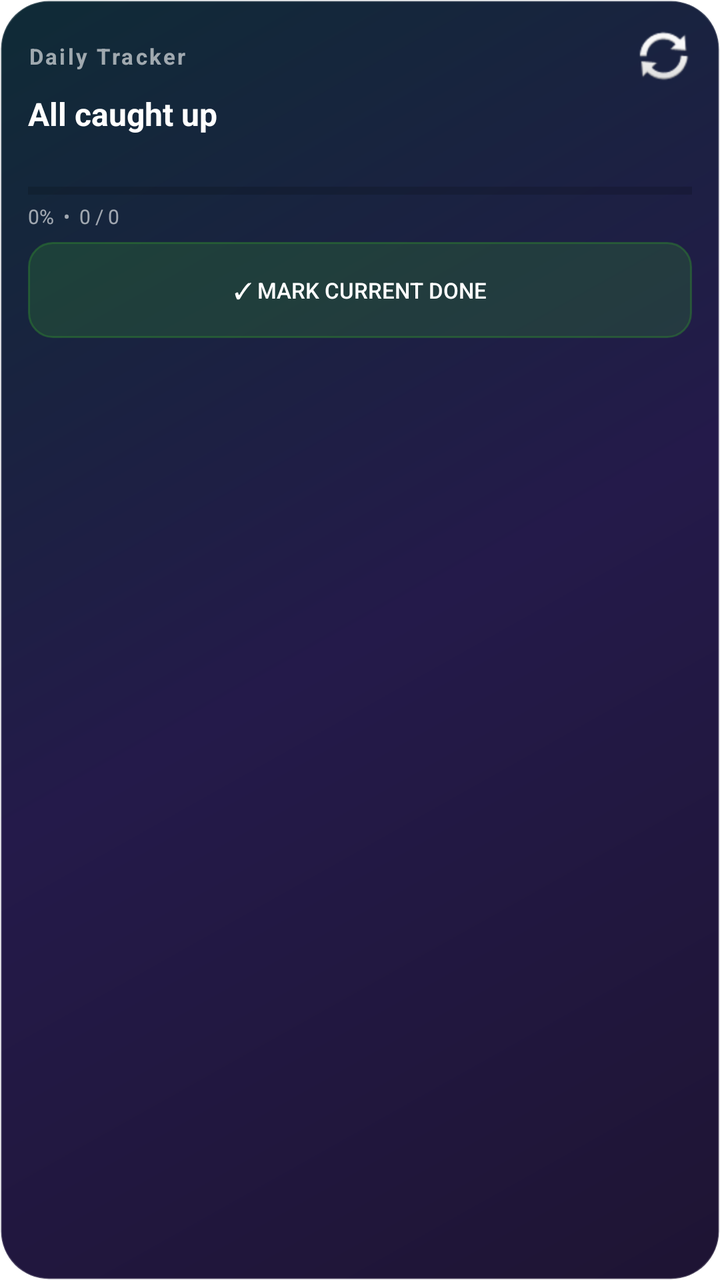
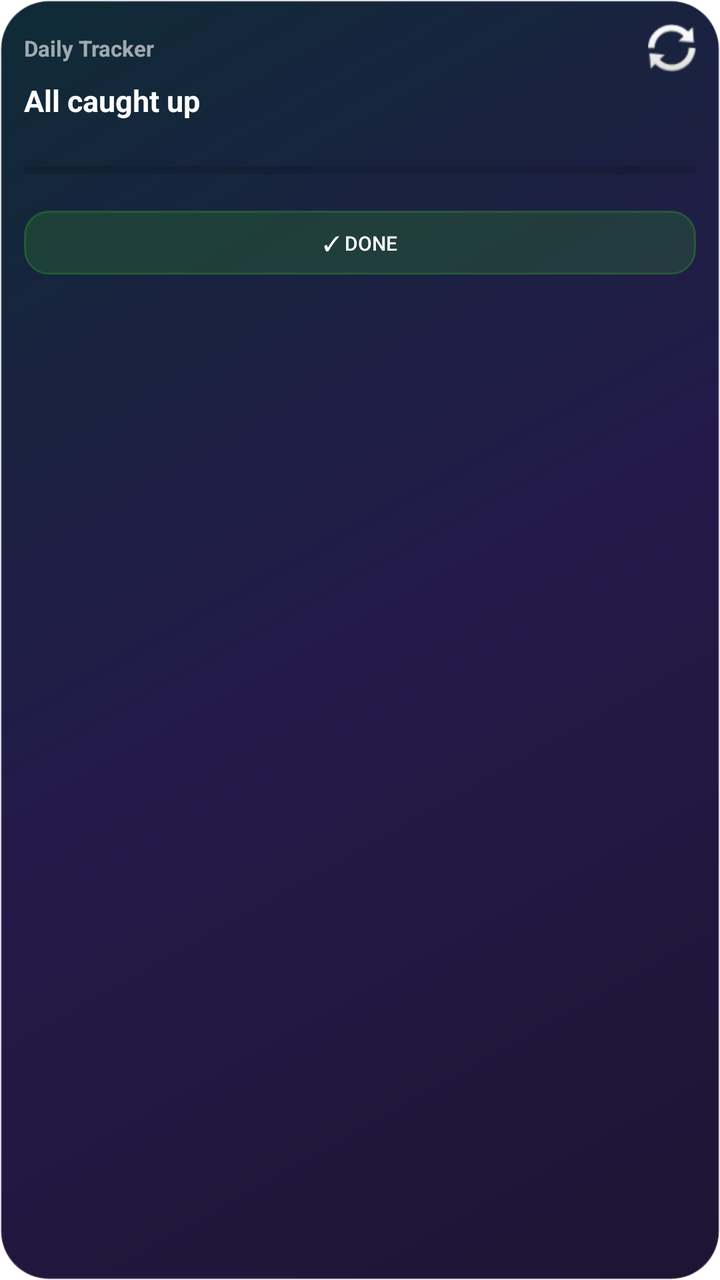

An Android layout rendered at two revisions. The XML below is the earlier revision; the diff shows what the commit changed to produce the second picture.
<!-- AndroidManifest.xml: fallback theme Theme.MaterialComponents.DayNight.NoActionBar -->
<!-- res/layout/daily_tracker_widget.xml -->
<?xml version="1.0" encoding="utf-8"?>
<LinearLayout xmlns:android="http://schemas.android.com/apk/res/android"
    android:id="@+id/widget_root"
    android:layout_width="match_parent"
    android:layout_height="match_parent"
    android:orientation="vertical"
    android:padding="14dp"
    android:background="@drawable/widget_background">

    
    <LinearLayout
        android:layout_width="match_parent"
        android:layout_height="wrap_content"
        android:orientation="horizontal"
        android:gravity="center_vertical">

        <TextView
            android:id="@+id/widget_app_name"
            android:layout_width="0dp"
            android:layout_height="wrap_content"
            android:layout_weight="1"
            android:text="Daily Tracker"
            android:textSize="11sp"
            android:textStyle="bold"
            android:textColor="#99FFFFFF"
            android:maxLines="1"
            android:letterSpacing="0.1" />

        <ImageButton
            android:id="@+id/widget_refresh_btn"
            android:layout_width="28dp"
            android:layout_height="28dp"
            android:padding="4dp"
            android:background="@android:color/transparent"
            android:src="@android:drawable/ic_popup_sync"
            android:contentDescription="Refresh" />
    </LinearLayout>

    
    <TextView
        android:id="@+id/widget_title"
        android:layout_width="match_parent"
        android:layout_height="wrap_content"
        android:layout_marginTop="4dp"
        android:text="All caught up"
        android:textSize="16sp"
        android:textStyle="bold"
        android:textColor="#FFFFFFFF"
        android:maxLines="1"
        android:ellipsize="end" />

    <TextView
        android:id="@+id/widget_subtitle"
        android:layout_width="match_parent"
        android:layout_height="wrap_content"
        android:layout_marginTop="2dp"
        android:text=""
        android:textSize="11sp"
        android:textColor="#BBFFFFFF"
        android:maxLines="1"
        android:ellipsize="end" />

    
    <ProgressBar
        android:id="@+id/widget_progress"
        style="?android:attr/progressBarStyleHorizontal"
        android:layout_width="match_parent"
        android:layout_height="6dp"
        android:layout_marginTop="8dp"
        android:max="100"
        android:progress="0" />

    <TextView
        android:id="@+id/widget_progress_label"
        android:layout_width="match_parent"
        android:layout_height="wrap_content"
        android:layout_marginTop="3dp"
        android:text="0%  •  0 / 0"
        android:textSize="10sp"
        android:textColor="#99FFFFFF" />

    
    <TextView
        android:id="@+id/widget_qada"
        android:layout_width="match_parent"
        android:layout_height="wrap_content"
        android:layout_marginTop="4dp"
        android:text=""
        android:textSize="10sp"
        android:textColor="#FFEF5350"
        android:textStyle="bold"
        android:maxLines="1"
        android:ellipsize="end"
        android:visibility="gone" />

    
    <LinearLayout
        android:id="@+id/widget_prayer_section"
        android:layout_width="match_parent"
        android:layout_height="wrap_content"
        android:orientation="vertical"
        android:layout_marginTop="6dp"
        android:visibility="gone">

        <TextView
            android:layout_width="match_parent"
            android:layout_height="wrap_content"
            android:text="PRAYERS"
            android:textSize="9sp"
            android:textStyle="bold"
            android:textColor="#77FFFFFF"
            android:letterSpacing="0.15" />

        <LinearLayout android:id="@+id/widget_prayer1_row" android:layout_width="match_parent" android:layout_height="wrap_content" android:orientation="horizontal" android:gravity="center_vertical" android:layout_marginTop="3dp" android:visibility="gone">
            <ImageButton android:id="@+id/widget_prayer1_check" android:layout_width="22dp" android:layout_height="22dp" android:background="@android:color/transparent" android:src="@android:drawable/checkbox_off_background" android:contentDescription="Toggle" />
            <TextView android:id="@+id/widget_prayer1_text" android:layout_width="match_parent" android:layout_height="wrap_content" android:layout_marginStart="6dp" android:textSize="11sp" android:textColor="#DDFFFFFF" android:maxLines="1" android:ellipsize="end" />
        </LinearLayout>

        <LinearLayout android:id="@+id/widget_prayer2_row" android:layout_width="match_parent" android:layout_height="wrap_content" android:orientation="horizontal" android:gravity="center_vertical" android:layout_marginTop="2dp" android:visibility="gone">
            <ImageButton android:id="@+id/widget_prayer2_check" android:layout_width="22dp" android:layout_height="22dp" android:background="@android:color/transparent" android:src="@android:drawable/checkbox_off_background" android:contentDescription="Toggle" />
            <TextView android:id="@+id/widget_prayer2_text" android:layout_width="match_parent" android:layout_height="wrap_content" android:layout_marginStart="6dp" android:textSize="11sp" android:textColor="#DDFFFFFF" android:maxLines="1" android:ellipsize="end" />
        </LinearLayout>

        <LinearLayout android:id="@+id/widget_prayer3_row" android:layout_width="match_parent" android:layout_height="wrap_content" android:orientation="horizontal" android:gravity="center_vertical" android:layout_marginTop="2dp" android:visibility="gone">
            <ImageButton android:id="@+id/widget_prayer3_check" android:layout_width="22dp" android:layout_height="22dp" android:background="@android:color/transparent" android:src="@android:drawable/checkbox_off_background" android:contentDescription="Toggle" />
            <TextView android:id="@+id/widget_prayer3_text" android:layout_width="match_parent" android:layout_height="wrap_content" android:layout_marginStart="6dp" android:textSize="11sp" android:textColor="#DDFFFFFF" android:maxLines="1" android:ellipsize="end" />
        </LinearLayout>

        <LinearLayout android:id="@+id/widget_prayer4_row" android:layout_width="match_parent" android:layout_height="wrap_content" android:orientation="horizontal" android:gravity="center_vertical" android:layout_marginTop="2dp" android:visibility="gone">
            <ImageButton android:id="@+id/widget_prayer4_check" android:layout_width="22dp" android:layout_height="22dp" android:background="@android:color/transparent" android:src="@android:drawable/checkbox_off_background" android:contentDescription="Toggle" />
            <TextView android:id="@+id/widget_prayer4_text" android:layout_width="match_parent" android:layout_height="wrap_content" android:layout_marginStart="6dp" android:textSize="11sp" android:textColor="#DDFFFFFF" android:maxLines="1" android:ellipsize="end" />
        </LinearLayout>

        <LinearLayout android:id="@+id/widget_prayer5_row" android:layout_width="match_parent" android:layout_height="wrap_content" android:orientation="horizontal" android:gravity="center_vertical" android:layout_marginTop="2dp" android:visibility="gone">
            <ImageButton android:id="@+id/widget_prayer5_check" android:layout_width="22dp" android:layout_height="22dp" android:background="@android:color/transparent" android:src="@android:drawable/checkbox_off_background" android:contentDescription="Toggle" />
            <TextView android:id="@+id/widget_prayer5_text" android:layout_width="match_parent" android:layout_height="wrap_content" android:layout_marginStart="6dp" android:textSize="11sp" android:textColor="#DDFFFFFF" android:maxLines="1" android:ellipsize="end" />
        </LinearLayout>
    </LinearLayout>

    
    <LinearLayout
        android:id="@+id/widget_todo_section"
        android:layout_width="match_parent"
        android:layout_height="wrap_content"
        android:orientation="vertical"
        android:layout_marginTop="6dp"
        android:visibility="gone">

        <TextView
            android:layout_width="match_parent"
            android:layout_height="wrap_content"
            android:text="TODOS"
            android:textSize="9sp"
            android:textStyle="bold"
            android:textColor="#77FFFFFF"
            android:letterSpacing="0.15" />

        <LinearLayout android:id="@+id/widget_todo1_row" android:layout_width="match_parent" android:layout_height="wrap_content" android:orientation="horizontal" android:gravity="center_vertical" android:layout_marginTop="3dp" android:visibility="gone">
            <ImageButton android:id="@+id/widget_todo1_check" android:layout_width="22dp" android:layout_height="22dp" android:background="@android:color/transparent" android:src="@android:drawable/checkbox_off_background" android:contentDescription="Toggle" />
            <TextView android:id="@+id/widget_todo1_text" android:layout_width="match_parent" android:layout_height="wrap_content" android:layout_marginStart="6dp" android:textSize="11sp" android:textColor="#DDFFFFFF" android:maxLines="1" android:ellipsize="end" />
        </LinearLayout>

        <LinearLayout android:id="@+id/widget_todo2_row" android:layout_width="match_parent" android:layout_height="wrap_content" android:orientation="horizontal" android:gravity="center_vertical" android:layout_marginTop="2dp" android:visibility="gone">
            <ImageButton android:id="@+id/widget_todo2_check" android:layout_width="22dp" android:layout_height="22dp" android:background="@android:color/transparent" android:src="@android:drawable/checkbox_off_background" android:contentDescription="Toggle" />
            <TextView android:id="@+id/widget_todo2_text" android:layout_width="match_parent" android:layout_height="wrap_content" android:layout_marginStart="6dp" android:textSize="11sp" android:textColor="#DDFFFFFF" android:maxLines="1" android:ellipsize="end" />
        </LinearLayout>

        <LinearLayout android:id="@+id/widget_todo3_row" android:layout_width="match_parent" android:layout_height="wrap_content" android:orientation="horizontal" android:gravity="center_vertical" android:layout_marginTop="2dp" android:visibility="gone">
            <ImageButton android:id="@+id/widget_todo3_check" android:layout_width="22dp" android:layout_height="22dp" android:background="@android:color/transparent" android:src="@android:drawable/checkbox_off_background" android:contentDescription="Toggle" />
            <TextView android:id="@+id/widget_todo3_text" android:layout_width="match_parent" android:layout_height="wrap_content" android:layout_marginStart="6dp" android:textSize="11sp" android:textColor="#DDFFFFFF" android:maxLines="1" android:ellipsize="end" />
        </LinearLayout>
    </LinearLayout>

    
    <Button
        android:id="@+id/widget_done_btn"
        android:layout_width="match_parent"
        android:layout_height="wrap_content"
        android:layout_marginTop="6dp"
        android:text="✓ Mark current done"
        android:textSize="11sp"
        android:textColor="#FFFFFFFF"
        android:background="@drawable/widget_button_bg"
        android:stateListAnimator="@null" />

</LinearLayout>
<!-- resources referenced by this layout -->
<resources>
  <!-- drawable widget_background (drawable) -->
  <?xml version="1.0" encoding="utf-8"?>
  <shape xmlns:android="http://schemas.android.com/apk/res/android"
      android:shape="rectangle">
      <gradient
          android:angle="135"
          android:startColor="#1E1433"
          android:centerColor="#241A4A"
          android:endColor="#0F2B36" />
      <corners android:radius="24dp" />
      <stroke android:width="1dp" android:color="#33FFFFFF" />
  </shape>
  <!-- drawable widget_button_bg (drawable) -->
  <?xml version="1.0" encoding="utf-8"?>
  <shape xmlns:android="http://schemas.android.com/apk/res/android"
      android:shape="rectangle">
      <solid android:color="#4D2E7D32" />
      <stroke android:width="1dp" android:color="#882E7D32" />
      <corners android:radius="12dp" />
  </shape>
</resources>

<!-- the commit's change to res/layout/daily_tracker_widget.xml (unified diff, before → after) -->
@@ -4,7 +4,7 @@
     android:layout_width="match_parent"
     android:layout_height="match_parent"
     android:orientation="vertical"
-    android:padding="14dp"
+    android:padding="12dp"
     android:background="@drawable/widget_background">
 
     
@@ -22,28 +22,24 @@
             android:text="Daily Tracker"
             android:textSize="11sp"
             android:textStyle="bold"
-            android:textColor="#99FFFFFF"
-            android:maxLines="1"
-            android:letterSpacing="0.1" />
+            android:textColor="#99FFFFFF" />
 
         <ImageButton
             android:id="@+id/widget_refresh_btn"
-            android:layout_width="28dp"
-            android:layout_height="28dp"
-            android:padding="4dp"
+            android:layout_width="24dp"
+            android:layout_height="24dp"
             android:background="@android:color/transparent"
             android:src="@android:drawable/ic_popup_sync"
             android:contentDescription="Refresh" />
     </LinearLayout>
 
-    
     <TextView
         android:id="@+id/widget_title"
         android:layout_width="match_parent"
         android:layout_height="wrap_content"
         android:layout_marginTop="4dp"
         android:text="All caught up"
-        android:textSize="16sp"
+        android:textSize="15sp"
         android:textStyle="bold"
         android:textColor="#FFFFFFFF"
         android:maxLines="1"
@@ -53,19 +49,17 @@
         android:id="@+id/widget_subtitle"
         android:layout_width="match_parent"
         android:layout_height="wrap_content"
-        android:layout_marginTop="2dp"
-        android:text=""
-        android:textSize="11sp"
-        android:textColor="#BBFFFFFF"
+        android:layout_marginTop="1dp"
+        android:textSize="10sp"
+        android:textColor="#AAFFFFFF"
         android:maxLines="1"
         android:ellipsize="end" />
 
-    
     <ProgressBar
         android:id="@+id/widget_progress"
         style="?android:attr/progressBarStyleHorizontal"
         android:layout_width="match_parent"
-        android:layout_height="6dp"
+        android:layout_height="4dp"
         android:layout_marginTop="8dp"
         android:max="100"
         android:progress="0" />
@@ -74,111 +68,68 @@
         android:id="@+id/widget_progress_label"
         android:layout_width="match_parent"
         android:layout_height="wrap_content"
-        android:layout_marginTop="3dp"
-        android:text="0%  •  0 / 0"
-        android:textSize="10sp"
-        android:textColor="#99FFFFFF" />
+        android:layout_marginTop="2dp"
+        android:textSize="9sp"
+        android:textColor="#88FFFFFF" />
 
-    
     <TextView
         android:id="@+id/widget_qada"
         android:layout_width="match_parent"
         android:layout_height="wrap_content"
         android:layout_marginTop="4dp"
-        android:text=""
-        android:textSize="10sp"
+        android:textSize="9sp"
         android:textColor="#FFEF5350"
         android:textStyle="bold"
         android:maxLines="1"
-        android:ellipsize="end"
         android:visibility="gone" />
 
     
-    <LinearLayout
-        android:id="@+id/widget_prayer_section"
-        android:layout_width="match_parent"
-        android:layout_height="wrap_content"
-        android:orientation="vertical"
-        android:layout_marginTop="6dp"
-        android:visibility="gone">
-
-        <TextView
-            android:layout_width="match_parent"
-            android:layout_height="wrap_content"
-            android:text="PRAYERS"
-            android:textSize="9sp"
-            android:textStyle="bold"
-            android:textColor="#77FFFFFF"
-            android:letterSpacing="0.15" />
-
-        <LinearLayout android:id="@+id/widget_prayer1_row" android:layout_width="match_parent" android:layout_height="wrap_content" android:orientation="horizontal" android:gravity="center_vertical" android:layout_marginTop="3dp" android:visibility="gone">
-            <ImageButton android:id="@+id/widget_prayer1_check" android:layout_width="22dp" android:layout_height="22dp" android:background="@android:color/transparent" android:src="@android:drawable/checkbox_off_background" android:contentDescription="Toggle" />
-            <TextView android:id="@+id/widget_prayer1_text" android:layout_width="match_parent" android:layout_height="wrap_content" android:layout_marginStart="6dp" android:textSize="11sp" android:textColor="#DDFFFFFF" android:maxLines="1" android:ellipsize="end" />
+    <LinearLayout android:id="@+id/widget_prayer_section" android:layout_width="match_parent" android:layout_height="wrap_content" android:orientation="vertical" android:layout_marginTop="4dp" android:visibility="gone">
+        <LinearLayout android:id="@+id/widget_prayer1_row" android:layout_width="match_parent" android:layout_height="wrap_content" android:orientation="horizontal" android:gravity="center_vertical" android:layout_marginTop="2dp" android:visibility="gone">
+            <ImageButton android:id="@+id/widget_prayer1_check" android:layout_width="20dp" android:layout_height="20dp" android:background="@android:color/transparent" android:src="@android:drawable/checkbox_off_background" android:contentDescription="Toggle" />
+            <TextView android:id="@+id/widget_prayer1_text" android:layout_width="match_parent" android:layout_height="wrap_content" android:layout_marginStart="4dp" android:textSize="10sp" android:textColor="#DDFFFFFF" android:maxLines="1" />
         </LinearLayout>
-
-        <LinearLayout android:id="@+id/widget_prayer2_row" android:layout_width="match_parent" android:layout_height="wrap_content" android:orientation="horizontal" android:gravity="center_vertical" android:layout_marginTop="2dp" android:visibility="gone">
-            <ImageButton android:id="@+id/widget_prayer2_check" android:layout_width="22dp" android:layout_height="22dp" android:background="@android:color/transparent" android:src="@android:drawable/checkbox_off_background" android:contentDescription="Toggle" />
-            <TextView android:id="@+id/widget_prayer2_text" android:layout_width="match_parent" android:layout_height="wrap_content" android:layout_marginStart="6dp" android:textSize="11sp" android:textColor="#DDFFFFFF" android:maxLines="1" android:ellipsize="end" />
+        <LinearLayout android:id="@+id/widget_prayer2_row" android:layout_width="match_parent" android:layout_height="wrap_content" android:orientation="horizontal" android:gravity="center_vertical" android:layout_marginTop="1dp" android:visibility="gone">
+            <ImageButton android:id="@+id/widget_prayer2_check" android:layout_width="20dp" android:layout_height="20dp" android:background="@android:color/transparent" android:src="@android:drawable/checkbox_off_background" android:contentDescription="Toggle" />
+            <TextView android:id="@+id/widget_prayer2_text" android:layout_width="match_parent" android:layout_height="wrap_content" android:layout_marginStart="4dp" android:textSize="10sp" android:textColor="#DDFFFFFF" android:maxLines="1" />
         </LinearLayout>
-
-        <LinearLayout android:id="@+id/widget_prayer3_row" android:layout_width="match_parent" android:layout_height="wrap_content" android:orientation="horizontal" android:gravity="center_vertical" android:layout_marginTop="2dp" android:visibility="gone">
-            <ImageButton android:id="@+id/widget_prayer3_check" android:layout_width="22dp" android:layout_height="22dp" android:background="@android:color/transparent" android:src="@android:drawable/checkbox_off_background" android:contentDescription="Toggle" />
-            <TextView android:id="@+id/widget_prayer3_text" android:layout_width="match_parent" android:layout_height="wrap_content" android:layout_marginStart="6dp" android:textSize="11sp" android:textColor="#DDFFFFFF" android:maxLines="1" android:ellipsize="end" />
+        <LinearLayout android:id="@+id/widget_prayer3_row" android:layout_width="match_parent" android:layout_height="wrap_content" android:orientation="horizontal" android:gravity="center_vertical" android:layout_marginTop="1dp" android:visibility="gone">
+            <ImageButton android:id="@+id/widget_prayer3_check" android:layout_width="20dp" android:layout_height="20dp" android:background="@android:color/transparent" android:src="@android:drawable/checkbox_off_background" android:contentDescription="Toggle" />
+            <TextView android:id="@+id/widget_prayer3_text" android:layout_width="match_parent" android:layout_height="wrap_content" android:layout_marginStart="4dp" android:textSize="10sp" android:textColor="#DDFFFFFF" android:maxLines="1" />
         </LinearLayout>
-
-        <LinearLayout android:id="@+id/widget_prayer4_row" android:layout_width="match_parent" android:layout_height="wrap_content" android:orientation="horizontal" android:gravity="center_vertical" android:layout_marginTop="2dp" android:visibility="gone">
-            <ImageButton android:id="@+id/widget_prayer4_check" android:layout_width="22dp" android:layout_height="22dp" android:background="@android:color/transparent" android:src="@android:drawable/checkbox_off_background" android:contentDescription="Toggle" />
-            <TextView android:id="@+id/widget_prayer4_text" android:layout_width="match_parent" android:layout_height="wrap_content" android:layout_marginStart="6dp" android:textSize="11sp" android:textColor="#DDFFFFFF" android:maxLines="1" android:ellipsize="end" />
+        <LinearLayout android:id="@+id/widget_prayer4_row" android:layout_width="match_parent" android:layout_height="wrap_content" android:orientation="horizontal" android:gravity="center_vertical" android:layout_marginTop="1dp" android:visibility="gone">
+            <ImageButton android:id="@+id/widget_prayer4_check" android:layout_width="20dp" android:layout_height="20dp" android:background="@android:color/transparent" android:src="@android:drawable/checkbox_off_background" android:contentDescription="Toggle" />
+            <TextView android:id="@+id/widget_prayer4_text" android:layout_width="match_parent" android:layout_height="wrap_content" android:layout_marginStart="4dp" android:textSize="10sp" android:textColor="#DDFFFFFF" android:maxLines="1" />
         </LinearLayout>
-
-        <LinearLayout android:id="@+id/widget_prayer5_row" android:layout_width="match_parent" android:layout_height="wrap_content" android:orientation="horizontal" android:gravity="center_vertical" android:layout_marginTop="2dp" android:visibility="gone">
-            <ImageButton android:id="@+id/widget_prayer5_check" android:layout_width="22dp" android:layout_height="22dp" android:background="@android:color/transparent" android:src="@android:drawable/checkbox_off_background" android:contentDescription="Toggle" />
-            <TextView android:id="@+id/widget_prayer5_text" android:layout_width="match_parent" android:layout_height="wrap_content" android:layout_marginStart="6dp" android:textSize="11sp" android:textColor="#DDFFFFFF" android:maxLines="1" android:ellipsize="end" />
+        <LinearLayout android:id="@+id/widget_prayer5_row" android:layout_width="match_parent" android:layout_height="wrap_content" android:orientation="horizontal" android:gravity="center_vertical" android:layout_marginTop="1dp" android:visibility="gone">
+            <ImageButton android:id="@+id/widget_prayer5_check" android:layout_width="20dp" android:layout_height="20dp" android:background="@android:color/transparent" android:src="@android:drawable/checkbox_off_background" android:contentDescription="Toggle" />
+            <TextView android:id="@+id/widget_prayer5_text" android:layout_width="match_parent" android:layout_height="wrap_content" android:layout_marginStart="4dp" android:textSize="10sp" android:textColor="#DDFFFFFF" android:maxLines="1" />
         </LinearLayout>
     </LinearLayout>
 
     
-    <LinearLayout
-        android:id="@+id/widget_todo_section"
-        android:layout_width="match_parent"
-        android:layout_height="wrap_content"
-        android:orientation="vertical"
-        android:layout_marginTop="6dp"
-        android:visibility="gone">
-
-        <TextView
-            android:layout_width="match_parent"
-            android:layout_height="wrap_content"
-            android:text="TODOS"
-            android:textSize="9sp"
-            android:textStyle="bold"
-            android:textColor="#77FFFFFF"
-            android:letterSpacing="0.15" />
-
-        <LinearLayout android:id="@+id/widget_todo1_row" android:layout_width="match_parent" android:layout_height="wrap_content" android:orientation="horizontal" android:gravity="center_vertical" android:layout_marginTop="3dp" android:visibility="gone">
-            <ImageButton android:id="@+id/widget_todo1_check" android:layout_width="22dp" android:layout_height="22dp" android:background="@android:color/transparent" android:src="@android:drawable/checkbox_off_background" android:contentDescription="Toggle" />
-            <TextView android:id="@+id/widget_todo1_text" android:layout_width="match_parent" android:layout_height="wrap_content" android:layout_marginStart="6dp" android:textSize="11sp" android:textColor="#DDFFFFFF" android:maxLines="1" android:ellipsize="end" />
+    <LinearLayout android:id="@+id/widget_todo_section" android:layout_width="match_parent" android:layout_height="wrap_content" android:orientation="vertical" android:layout_marginTop="4dp" android:visibility="gone">
+        <LinearLayout android:id="@+id/widget_todo1_row" android:layout_width="match_parent" android:layout_height="wrap_content" android:orientation="horizontal" android:gravity="center_vertical" android:layout_marginTop="2dp" android:visibility="gone">
+            <ImageButton android:id="@+id/widget_todo1_check" android:layout_width="20dp" android:layout_height="20dp" android:background="@android:color/transparent" android:src="@android:drawable/checkbox_off_background" android:contentDescription="Toggle" />
+            <TextView android:id="@+id/widget_todo1_text" android:layout_width="match_parent" android:layout_height="wrap_content" android:layout_marginStart="4dp" android:textSize="10sp" android:textColor="#DDFFFFFF" android:maxLines="1" />
         </LinearLayout>
-
-        <LinearLayout android:id="@+id/widget_todo2_row" android:layout_width="match_parent" android:layout_height="wrap_content" android:orientation="horizontal" android:gravity="center_vertical" android:layout_marginTop="2dp" android:visibility="gone">
-            <ImageButton android:id="@+id/widget_todo2_check" android:layout_width="22dp" android:layout_height="22dp" android:background="@android:color/transparent" android:src="@android:drawable/checkbox_off_background" android:contentDescription="Toggle" />
-            <TextView android:id="@+id/widget_todo2_text" android:layout_width="match_parent" android:layout_height="wrap_content" android:layout_marginStart="6dp" android:textSize="11sp" android:textColor="#DDFFFFFF" android:maxLines="1" android:ellipsize="end" />
+        <LinearLayout android:id="@+id/widget_todo2_row" android:layout_width="match_parent" android:layout_height="wrap_content" android:orientation="horizontal" android:gravity="center_vertical" android:layout_marginTop="1dp" android:visibility="gone">
+            <ImageButton android:id="@+id/widget_todo2_check" android:layout_width="20dp" android:layout_height="20dp" android:background="@android:color/transparent" android:src="@android:drawable/checkbox_off_background" android:contentDescription="Toggle" />
+            <TextView android:id="@+id/widget_todo2_text" android:layout_width="match_parent" android:layout_height="wrap_content" android:layout_marginStart="4dp" android:textSize="10sp" android:textColor="#DDFFFFFF" android:maxLines="1" />
         </LinearLayout>
-
-        <LinearLayout android:id="@+id/widget_todo3_row" android:layout_width="match_parent" android:layout_height="wrap_content" android:orientation="horizontal" android:gravity="center_vertical" android:layout_marginTop="2dp" android:visibility="gone">
-            <ImageButton android:id="@+id/widget_todo3_check" android:layout_width="22dp" android:layout_height="22dp" android:background="@android:color/transparent" android:src="@android:drawable/checkbox_off_background" android:contentDescription="Toggle" />
-            <TextView android:id="@+id/widget_todo3_text" android:layout_width="match_parent" android:layout_height="wrap_content" android:layout_marginStart="6dp" android:textSize="11sp" android:textColor="#DDFFFFFF" android:maxLines="1" android:ellipsize="end" />
+        <LinearLayout android:id="@+id/widget_todo3_row" android:layout_width="match_parent" android:layout_height="wrap_content" android:orientation="horizontal" android:gravity="center_vertical" android:layout_marginTop="1dp" android:visibility="gone">
+            <ImageButton android:id="@+id/widget_todo3_check" android:layout_width="20dp" android:layout_height="20dp" android:background="@android:color/transparent" android:src="@android:drawable/checkbox_off_background" android:contentDescription="Toggle" />
+            <TextView android:id="@+id/widget_todo3_text" android:layout_width="match_parent" android:layout_height="wrap_content" android:layout_marginStart="4dp" android:textSize="10sp" android:textColor="#DDFFFFFF" android:maxLines="1" />
         </LinearLayout>
     </LinearLayout>
 
-    
     <Button
         android:id="@+id/widget_done_btn"
         android:layout_width="match_parent"
-        android:layout_height="wrap_content"
-        android:layout_marginTop="6dp"
-        android:text="✓ Mark current done"
-        android:textSize="11sp"
+        android:layout_height="32dp"
+        android:layout_marginTop="4dp"
+        android:text="✓ Done"
+        android:textSize="10sp"
         android:textColor="#FFFFFFFF"
         android:background="@drawable/widget_button_bg"
         android:stateListAnimator="@null" />
